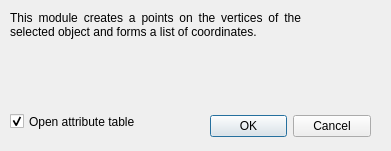
This is coord_list_dialog_base.ui in inouterer/coord_list as Qt 5 draws it before an edit. The edited form follows.
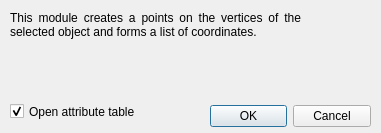
This is the edited form. Custom widgets are drawn as their Qt base class.

Diff of the .ui file:
```diff
--- a/coord_list_dialog_base.ui
+++ b/coord_list_dialog_base.ui
@@ -6,8 +6,8 @@
    <rect>
     <x>0</x>
     <y>0</y>
-    <width>391</width>
-    <height>151</height>
+    <width>381</width>
+    <height>133</height>
    </rect>
   </property>
   <property name="windowTitle">
@@ -17,7 +17,7 @@
    <property name="geometry">
     <rect>
      <x>210</x>
-     <y>110</y>
+     <y>100</y>
      <width>161</width>
      <height>32</height>
     </rect>
@@ -58,7 +58,7 @@
    <property name="geometry">
     <rect>
      <x>10</x>
-     <y>110</y>
+     <y>100</y>
      <width>181</width>
      <height>23</height>
     </rect>
@@ -74,7 +74,7 @@
    <property name="geometry">
     <rect>
      <x>10</x>
-     <y>60</y>
+     <y>50</y>
      <width>361</width>
      <height>27</height>
     </rect>
```
